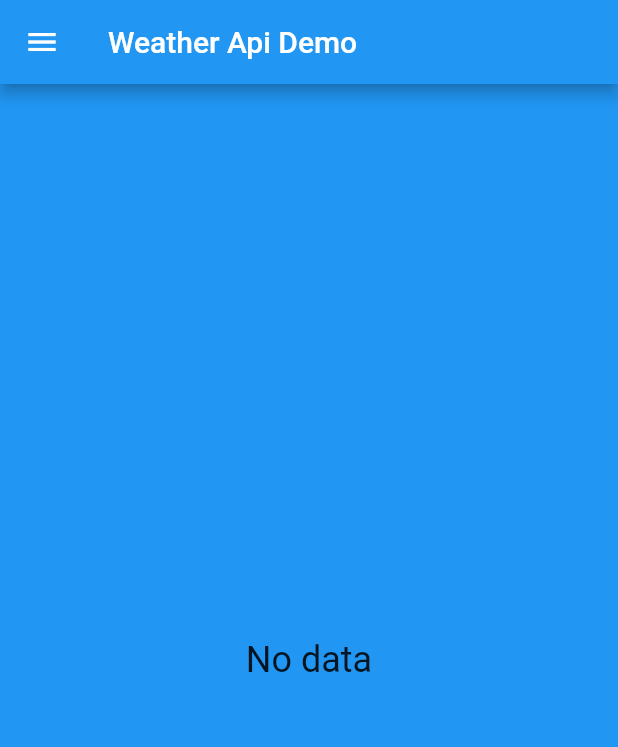
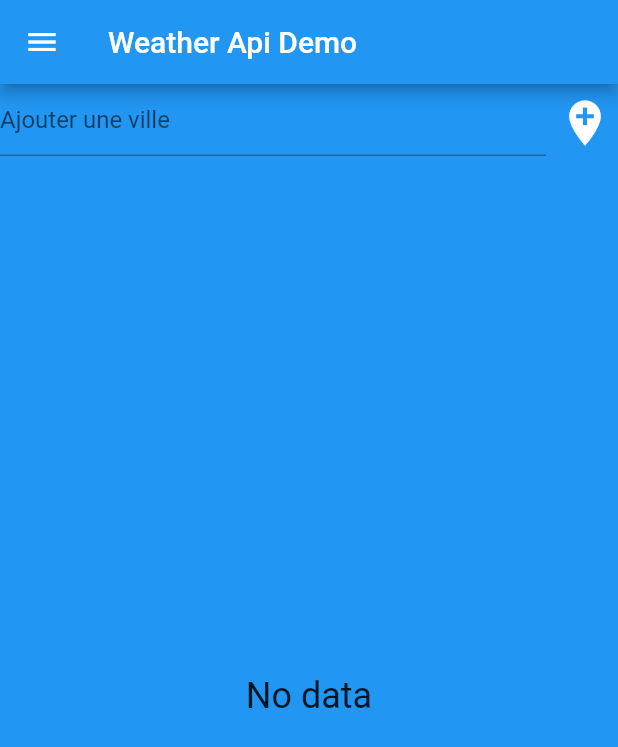
Before and after one commit to Mickael-DP/Weather-app-mobile, a Flutter app: the screen it shows after launch, on a phone screen of 412 x 824 dp. Shown: the top 747 px of the screen. Run offline on Flutter 3.47's test engine with Material 3 defaults, Android fonts, the phone set to English and light mode, and no system bars; our stand-ins replace geocoding, location, shared_preferences.

Commit message:
add textfield for city

```diff
--- /dev/null
+++ b/lib/add_city_view.dart
@@ -0,0 +1,24 @@
+import 'package:flutter/material.dart';
+
+class AddCityView extends StatelessWidget {
+  final TextEditingController controller = TextEditingController();
+  final Function(String) onAddCity;
+
+  AddCityView({super.key, required this.onAddCity});
+
+  @override
+  Widget build(BuildContext context) {
+    return Row(
+      children: [
+        Expanded(
+            child: TextField(
+          controller: controller,
+          decoration: const InputDecoration(hintText: "Ajouter une ville"),
+        )),
+        IconButton(
+            onPressed: (() => onAddCity(controller.text)),
+            icon: const Icon(Icons.add_location, color: Colors.white, size: 36))
+      ],
+    );
+  }
+}
--- a/lib/current_weather_view.dart
+++ b/lib/current_weather_view.dart
@@ -4,8 +4,10 @@ import 'package:live_weather_api_demo/weather_api_service.dart';
 
 class CurrentWeatherView extends StatelessWidget {
   final Forecast forecast;
+  final String cityName;
 
-  const CurrentWeatherView({super.key, required this.forecast});
+  const CurrentWeatherView(
+      {super.key, required this.forecast, required this.cityName});
 
   @override
   Widget build(BuildContext context) {
@@ -24,7 +26,6 @@ class CurrentWeatherView extends StatelessWidget {
                 mainAxisSize: MainAxisSize.max,
                 mainAxisAlignment: MainAxisAlignment.spaceBetween,
                 children: [
-
                   Image.network(
                     WeatherApiService.iconUrlFromId(
                         forecast.weather.first.icon),
@@ -33,6 +34,7 @@ class CurrentWeatherView extends StatelessWidget {
                       style: const TextStyle(fontSize: 26))
                 ],
               ),
+              Text(cityName, style: const TextStyle(fontSize: 40)),
               const Spacer(),
               Text(forecast.weather.first.description,
                   style: const TextStyle(fontSize: 24)),
--- a/lib/drawer_menu.dart
+++ b/lib/drawer_menu.dart
@@ -27,7 +27,7 @@ class DrawerMenu extends StatelessWidget {
       child: Column(
         children: [
           Icon(
-            Icons.location_city_outlined,
+            Icons.location_pin,
             size: 40,
             color: Colors.pink,
           ),
@@ -48,4 +48,5 @@ class DrawerMenu extends StatelessWidget {
         ),
         onTap: () => onTap(s));
   }
+
 }
--- a/lib/forecast_view.dart
+++ b/lib/forecast_view.dart
@@ -31,7 +31,9 @@ class ForcastView extends StatelessWidget {
 
     return Column(
       children: [
-        CurrentWeatherView(forecast: weatherApiResponse!.list.first),
+        CurrentWeatherView(
+            forecast: weatherApiResponse!.list.first,
+            cityName: weatherApiResponse!.city.name),
         Expanded(
           child: ListView.separated(
             itemBuilder: (context, index) =>
--- a/lib/home_page.dart
+++ b/lib/home_page.dart
@@ -1,5 +1,7 @@
 import 'package:flutter/material.dart';
+import 'package:live_weather_api_demo/add_city_view.dart';
 import 'package:live_weather_api_demo/api_key_service.dart';
+import 'package:live_weather_api_demo/data_persistence.dart';
 import 'package:live_weather_api_demo/drawer_menu.dart';
 import 'package:live_weather_api_demo/geo_position.dart';
 import 'package:live_weather_api_demo/location_service.dart';
@@ -18,9 +20,11 @@ class HomePage extends StatefulWidget {
 class HomePageState extends State<HomePage> {
   LocationData? locationData;
   GeoPosition? userPosition;
+  GeoPosition? cityPosition;
   WeatherApiResponse? weatherApiResponse;
+  List<String> cities = [];
 
-  List<String> cities = ["Paris", "Nice", "Marseille"];
+  // List<String> cities = ["Paris", "Nice", "Marseille"];
 
   @override
   void initState() {
@@ -35,7 +39,12 @@ class HomePageState extends State<HomePage> {
           backgroundColor: Colors.blue,
           title: const Text("Weather Api Demo"),
         ),
-        body: ForcastView(weatherApiResponse: weatherApiResponse),
+        body: Column(children: [
+          AddCityView(onAddCity: onAddCity),
+          Expanded(
+            child: ForcastView(weatherApiResponse: weatherApiResponse),
+          )
+        ]),
         drawer: DrawerMenu(cities: cities, onTap: onMenuItemTap));
   }
 
@@ -56,9 +65,36 @@ class HomePageState extends State<HomePage> {
     setState(() {
       weatherApiResponse = currentResponses;
     });
+
+    onAddCity(currentResponses.city.name);
   }
 
-  onMenuItemTap(String s) {
+  updateWeatherInfos() async {
+    if (cityPosition == null) return;
+    weatherApiResponse =
+        await WeatherApiService().callWeatherApi(cityPosition!);
+    setState(() {});
+  }
+
+  onMenuItemTap(String s) async {
     debugPrint("onTap: $s");
+    Navigator.of(context).pop();
+    if (s == userPosition!.city) {
+      cityPosition = userPosition;
+      updateWeatherInfos();
+    } else {
+      cityPosition = await LocationService().getCoordsFromCity(s);
+      updateWeatherInfos();
+    }
+  }
+
+  onAddCity(String s) {
+    debugPrint("onTap: $s");
+    DataPersistence().addCity(s).then((value) => updateCities());
+  }
+
+  updateCities() async {
+    cities = await DataPersistence().getCities();
+    setState(() {});
   }
 }
```
Also changed, not shown: lib/data_persistence.dart (added, +24 -0 lines), lib/location_service.dart (+9 -1 lines).
